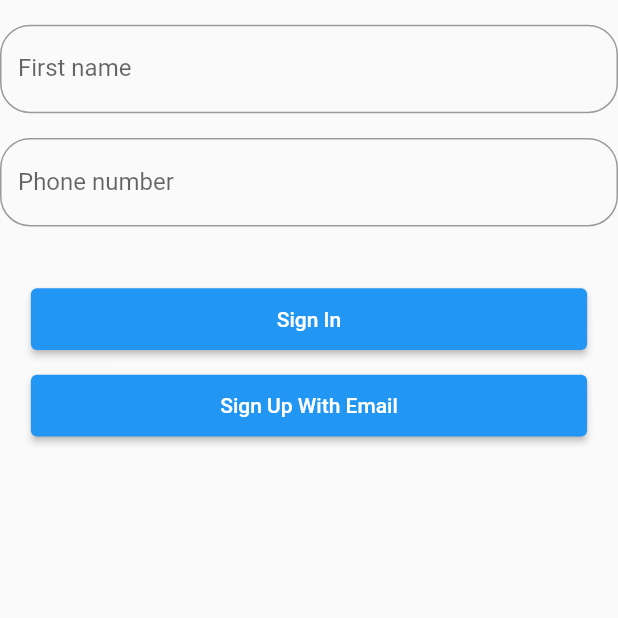
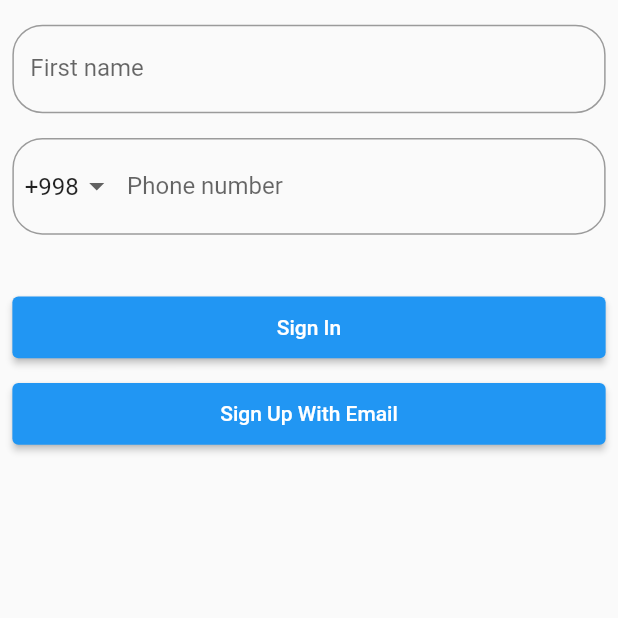
Before and after one commit to BekzodGayratov/Gap-chat-app, a Flutter app: the screen it shows after launch, on a phone screen of 412 x 824 dp, the top half of it. Run offline on Flutter 3.47's test engine with Material 2 defaults, Android fonts, the phone set to English and light mode, and no system bars; our stand-ins replace animate_do, cloud_firestore, firebase_auth, firebase_core, flutter_svg; accounts and stored records are empty; project files that could hold a hidden picture were left out.

Commit message:
several functions added

```diff
--- /dev/null
+++ b/lib/core/components/valid_numbers.dart
@@ -0,0 +1 @@
+ List<String> numbers = ["+998", "+1", "+7"];
--- /dev/null
+++ b/lib/functions/change_number_func.dart
@@ -0,0 +1,16 @@
+ import 'package:chatapp/core/components/valid_numbers.dart';
+import 'package:chatapp/providers/numbers_provider.dart';
+import 'package:flutter/material.dart';
+import 'package:provider/provider.dart';
+DropdownButton<String> numbersChanger(BuildContext context) {
+    return DropdownButton(
+        value: context.watch<PhoneNumbersProvider>().dropValue,
+        items: [
+          DropdownMenuItem(value: numbers[0], child: Text(numbers[0])),
+          DropdownMenuItem(value: numbers[1], child: Text(numbers[1])),
+          DropdownMenuItem(value: numbers[2], child: Text(numbers[2]))
+        ],
+        onChanged: (v) {
+          context.read<PhoneNumbersProvider>().changePrefix(v.toString());
+        });
+  }
--- /dev/null
+++ b/lib/providers/numbers_provider.dart
@@ -0,0 +1,9 @@
+import 'package:flutter/widgets.dart';
+
+class PhoneNumbersProvider extends ChangeNotifier {
+  String dropValue = "+998";
+  void changePrefix(String number) {
+    dropValue = number;
+    notifyListeners();
+  }
+}
--- a/lib/view/pages/sign_up_page.dart
+++ b/lib/view/pages/sign_up_page.dart
@@ -1,6 +1,10 @@
+import 'package:animate_do/animate_do.dart';
 import 'package:chatapp/core/components/my_textForm_field.dart';
+import 'package:chatapp/functions/change_number_func.dart';
+import 'package:chatapp/providers/numbers_provider.dart';
 import 'package:chatapp/services/firebase_auth_service.dart';
 import 'package:flutter/material.dart';
+import 'package:provider/provider.dart';
 
 class SignUpPage extends StatefulWidget {
   SignUpPage({Key? key}) : super(key: key);
@@ -12,47 +16,90 @@ class SignUpPage extends StatefulWidget {
 class _SignUpPageState extends State<SignUpPage> {
   final _nameController = TextEditingController();
   final _phoneNumberController = TextEditingController();
+  final _formKey = GlobalKey<FormState>();
+  String dropValue = "+998";
 
   @override
   Widget build(BuildContext context) {
     return Scaffold(
-      body: SafeArea(
+      body: ChangeNotifierProvider(
+          create: (context) => PhoneNumbersProvider(),
+          builder: (context, child) {
+            return SafeArea(
+              child: FadeInLeft(
+                child: Padding(
+                  padding: EdgeInsets.symmetric(
+                      horizontal: MediaQuery.of(context).size.width * 0.02),
                   child: Column(
                     children: [
                       SizedBox(
-              height: MediaQuery.of(context).size.height *0.02,
+                        height: MediaQuery.of(context).size.height * 0.02,
                       ),
-            MyTextFormField(
+                      Form(
+                        key: _formKey,
+                        child: Column(
+                          children: [
+                            TextFormField(
                               controller: _nameController,
-                inputDecoration: InputDecoration(
+                              decoration: InputDecoration(
                                 hintText: "Abdulloh ibn Muborak",
                                 labelText: "First name",
                                 border: OutlineInputBorder(
-                        borderRadius: BorderRadius.circular(20.0)))),
+                                  borderRadius: BorderRadius.circular(20.0),
+                                ),
+                              ),
+                              validator: (v) {
+                                if (v!.isEmpty) {
+                                  return "Bo'sh qoldirish mumkin emas";
+                                }
+                              },
+                            ),
                             SizedBox(
                               height: MediaQuery.of(context).size.height * 0.02,
                             ),
-            MyTextFormField(
+                            TextFormField(
                               controller: _phoneNumberController,
-                inputDecoration: InputDecoration(
+                              decoration: InputDecoration(
+                                prefixIcon: Padding(
+                                  padding: EdgeInsets.all(
+                                      MediaQuery.of(context).size.height *
+                                          0.01),
+                                  child: DropdownButtonHideUnderline(
+                                      child: numbersChanger(context)),
+                                ),
                                 labelText: "Phone number",
                                 hintText: "+998916952632",
                                 border: OutlineInputBorder(
-                        borderRadius: BorderRadius.circular(20.0)))),
+                                  borderRadius: BorderRadius.circular(20.0),
+                                ),
+                              ),
+                              validator: (v) {
+                                if (v!.length != 13) {
+                                  return "Please enter valid phone number e.g  +998916952632";
+                                } else if (v.length < 13 || v.length > 13) {
+                                  return "Please check your number";
+                                }
+                              },
+                            ),
+                          ],
+                        ),
+                      ),
                       SizedBox(
                         height: MediaQuery.of(context).size.height * 0.05,
                       ),
                       SizedBox(
-              width: MediaQuery.of(context).size.width * 0.9,
+                        width: double.infinity,
                         height: MediaQuery.of(context).size.height * 0.05,
                         child: ElevatedButton(
                           child: const Text("Sign In"),
-                onPressed: () {
-                  FirebaseAuthService.loginWithPhone(
+                          onPressed: () async {
+                            if (_formKey.currentState!.validate()) {
+                              await FirebaseAuthService.loginWithPhone(
                                   _phoneNumberController.text);
                               setState(() {});
                               Navigator.pushNamed(context, '/verify',
                                   arguments: _nameController.text);
+                            }
                           },
                         ),
                       ),
@@ -60,7 +107,7 @@ class _SignUpPageState extends State<SignUpPage> {
                         height: MediaQuery.of(context).size.height * 0.02,
                       ),
                       SizedBox(
-              width: MediaQuery.of(context).size.width * 0.9,
+                        width: double.infinity,
                         height: MediaQuery.of(context).size.height * 0.05,
                         child: ElevatedButton(
                           child: const Text("Sign Up With Email"),
@@ -72,6 +119,9 @@ class _SignUpPageState extends State<SignUpPage> {
                     ],
                   ),
                 ),
+              ),
+            );
+          }),
     );
   }
 }
--- a/lib/view/pages/verify_page.dart
+++ b/lib/view/pages/verify_page.dart
@@ -1,7 +1,4 @@
 // ignore_for_file: must_be_immutable
-
-import 'dart:math';
-
 import 'package:chatapp/services/fireStore_service.dart';
 import 'package:chatapp/services/firebase_auth_service.dart';
 import 'package:chatapp/view/pages/sign_up_page.dart';
--- a/pubspec.yaml
+++ b/pubspec.yaml
@@ -41,6 +41,7 @@ dependencies:
   cached_network_image: ^3.2.0
   provider: ^6.0.2
   connectivity_plus: ^2.2.1
+  flutter_svg: ^1.0.3
 
 dev_dependencies:
   flutter_test:
```
Also changed, not shown: lib/view/screens/splash_screen.dart (+7 -2 lines), pubspec.lock. Lines whose indentation alone changed are shown as unchanged.
